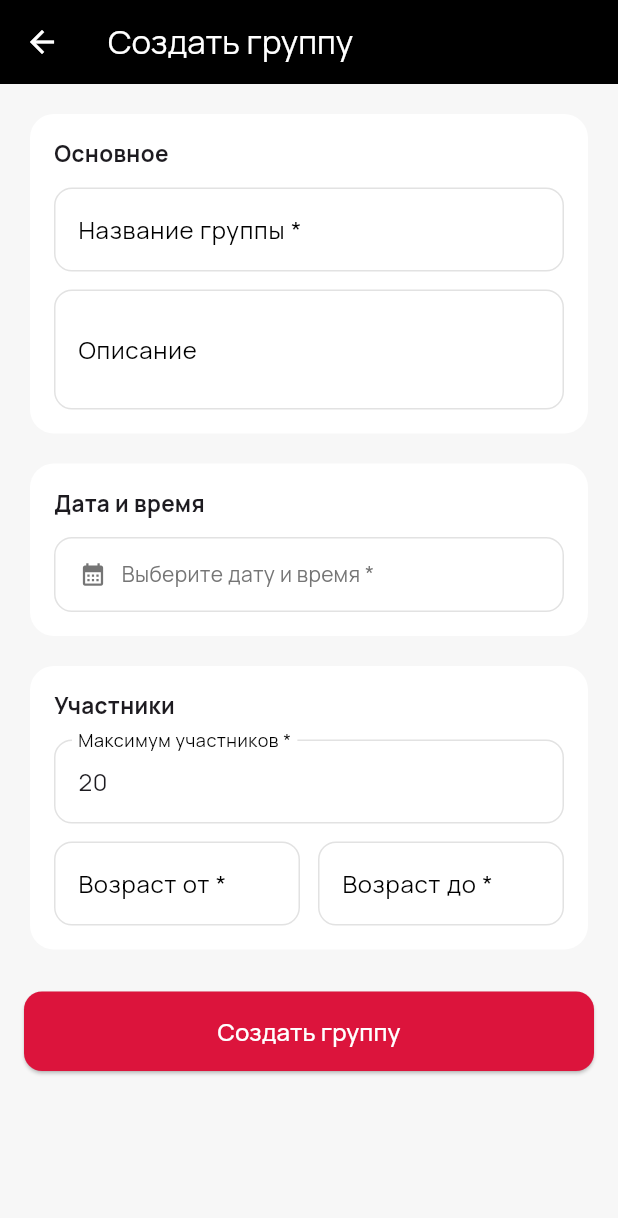
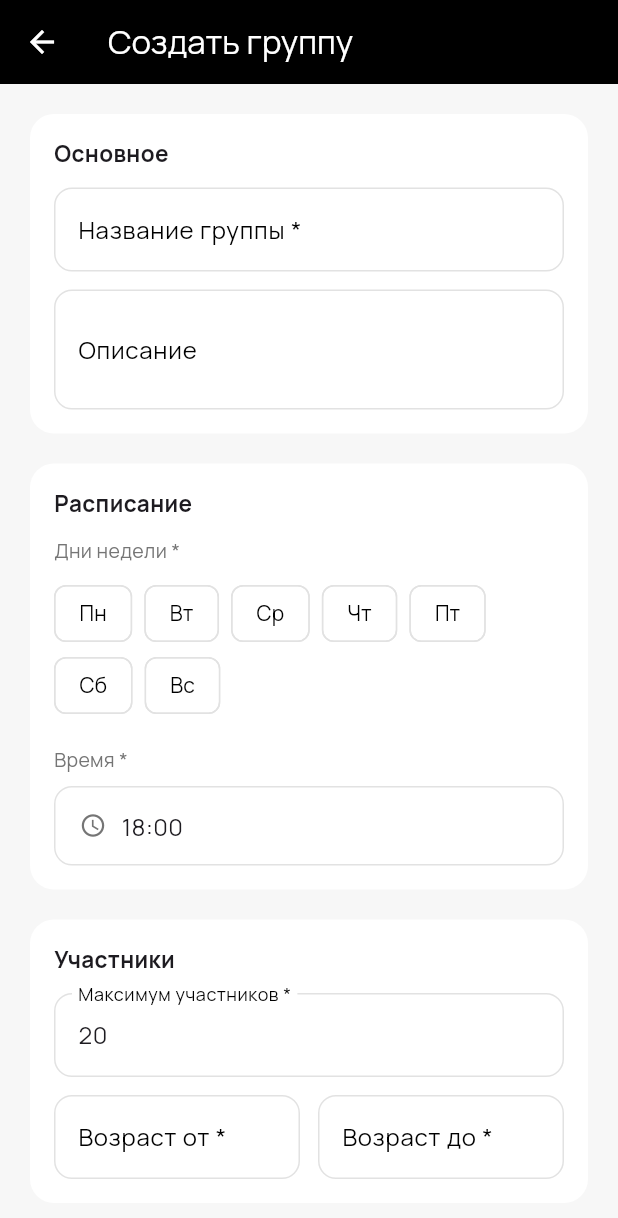
Before and after one commit to nurlan2209/spanspan, a Flutter app: the CreateGroupScreen screen opened directly, on a phone screen of 412 x 824 dp. Shown: the top 1218 px of the screen. Run offline on Flutter 3.47's test engine with Material 3 defaults, Android fonts, the phone set to English and light mode, and no system bars; our stand-ins replace file_picker, google_fonts, image_picker, shared_preferences; accounts and stored records are empty.

Commit message:
feat: replace one-time date with weekly recurring schedule for groups
Trainer now picks days of week (Mon/Wed/Fri etc.) and a time instead
of a single datetime. Schedule is stored as schedule_days (int[]) +
schedule_time (HH:MM) and displayed as "Пн, Ср, Пт • 18:00".

Co-Authored-By: Claude Sonnet 4.6 <noreply@anthropic.com>

```diff
--- a/ortus_app/lib/models/group_model.dart
+++ b/ortus_app/lib/models/group_model.dart
@@ -4,7 +4,8 @@ class GroupModel {
   final String description;
   final String trainerId;
   final String? trainerName;
-  final DateTime scheduledAt;
+  final List<int> scheduleDays;
+  final String scheduleTime;
   final int maxParticipants;
   final int ageMin;
   final int ageMax;
@@ -18,7 +19,8 @@ class GroupModel {
     required this.description,
     required this.trainerId,
     this.trainerName,
-    required this.scheduledAt,
+    required this.scheduleDays,
+    required this.scheduleTime,
     required this.maxParticipants,
     required this.ageMin,
     required this.ageMax,
@@ -34,7 +36,10 @@ class GroupModel {
       description: json['description']?.toString() ?? '',
       trainerId: json['trainerId']?.toString() ?? '',
       trainerName: json['trainerName']?.toString(),
-      scheduledAt: DateTime.tryParse(json['scheduledAt']?.toString() ?? '') ?? DateTime.now(),
+      scheduleDays: (json['scheduleDays'] as List<dynamic>? ?? [])
+          .map((e) => (e as num).toInt())
+          .toList(),
+      scheduleTime: json['scheduleTime']?.toString() ?? '',
       maxParticipants: json['maxParticipants'] as int? ?? 20,
       ageMin: json['ageMin'] as int? ?? 0,
       ageMax: json['ageMax'] as int? ?? 99,
@@ -49,4 +54,14 @@ class GroupModel {
   bool get isRecruiting => status == 'recruiting';
   bool get isConfirmed => status == 'confirmed';
   bool get isCancelled => status == 'cancelled';
+
+  // 1=Пн ... 7=Вс
+  static const _dayNames = ['Пн', 'Вт', 'Ср', 'Чт', 'Пт', 'Сб', 'Вс'];
+
+  String get scheduleLabel {
+    final days = (scheduleDays.toList()..sort())
+        .map((d) => _dayNames[(d - 1).clamp(0, 6)])
+        .join(', ');
+    return '$days • $scheduleTime';
+  }
 }
--- a/ortus_app/lib/providers/group_provider.dart
+++ b/ortus_app/lib/providers/group_provider.dart
@@ -85,7 +85,8 @@ class GroupProvider extends ChangeNotifier {
           description: _trainerGroups[i].description,
           trainerId: _trainerGroups[i].trainerId,
           trainerName: _trainerGroups[i].trainerName,
-          scheduledAt: _trainerGroups[i].scheduledAt,
+          scheduleDays: _trainerGroups[i].scheduleDays,
+          scheduleTime: _trainerGroups[i].scheduleTime,
           maxParticipants: _trainerGroups[i].maxParticipants,
           ageMin: _trainerGroups[i].ageMin,
           ageMax: _trainerGroups[i].ageMax,
@@ -113,7 +114,8 @@ class GroupProvider extends ChangeNotifier {
           description: _trainerGroups[i].description,
           trainerId: _trainerGroups[i].trainerId,
           trainerName: _trainerGroups[i].trainerName,
-          scheduledAt: _trainerGroups[i].scheduledAt,
+          scheduleDays: _trainerGroups[i].scheduleDays,
+          scheduleTime: _trainerGroups[i].scheduleTime,
           maxParticipants: _trainerGroups[i].maxParticipants,
           ageMin: _trainerGroups[i].ageMin,
           ageMax: _trainerGroups[i].ageMax,
--- a/ortus_app/lib/screens/client/group_detail_screen.dart
+++ b/ortus_app/lib/screens/client/group_detail_screen.dart
@@ -1,5 +1,4 @@
 import 'package:flutter/material.dart';
-import 'package:intl/intl.dart';
 import 'package:provider/provider.dart';
 import '../../models/group_model.dart';
 import '../../providers/group_provider.dart';
@@ -25,11 +24,7 @@ class GroupDetailScreen extends StatelessWidget {
                   children: [
                     _InfoRow(Icons.person, 'Тренер', group.trainerName ?? 'Не указан'),
                     const Divider(),
-                    _InfoRow(
-                      Icons.calendar_today,
-                      'Дата',
-                      DateFormat('dd MMMM yyyy, HH:mm', 'ru').format(group.scheduledAt.toLocal()),
-                    ),
+                    _InfoRow(Icons.calendar_today, 'Расписание', group.scheduleLabel),
                     const Divider(),
                     _InfoRow(Icons.cake, 'Возраст', '${group.ageMin}–${group.ageMax} лет'),
                     const Divider(),
--- a/ortus_app/lib/screens/client/groups_list_screen.dart
+++ b/ortus_app/lib/screens/client/groups_list_screen.dart
@@ -1,5 +1,4 @@
 import 'package:flutter/material.dart';
-import 'package:intl/intl.dart';
 import 'package:provider/provider.dart';
 import '../../models/group_model.dart';
 import '../../providers/group_provider.dart';
@@ -118,7 +117,7 @@ class _GroupCard extends StatelessWidget {
                   const Icon(Icons.calendar_today, size: 14, color: AppColors.grey),
                   const SizedBox(width: 4),
                   Text(
-                    DateFormat('dd.MM.yyyy, HH:mm').format(group.scheduledAt.toLocal()),
+                    group.scheduleLabel,
                     style: const TextStyle(color: AppColors.grey, fontSize: 13),
                   ),
                 ],
--- a/ortus_app/lib/screens/client/my_enrollments_screen.dart
+++ b/ortus_app/lib/screens/client/my_enrollments_screen.dart
@@ -1,5 +1,4 @@
 import 'package:flutter/material.dart';
-import 'package:intl/intl.dart';
 import 'package:provider/provider.dart';
 import '../../models/group_model.dart';
 import '../../providers/group_provider.dart';
@@ -137,7 +136,7 @@ class _EnrollmentCard extends StatelessWidget {
                   const Icon(Icons.calendar_today, size: 14, color: AppColors.grey),
                   const SizedBox(width: 4),
                   Text(
-                    DateFormat('dd.MM.yyyy, HH:mm').format(group.scheduledAt.toLocal()),
+                    group.scheduleLabel,
                     style: const TextStyle(color: AppColors.grey, fontSize: 13),
                   ),
                 ],
--- a/ortus_app/lib/screens/trainer/create_group_screen.dart
+++ b/ortus_app/lib/screens/trainer/create_group_screen.dart
@@ -1,6 +1,5 @@
 import 'package:flutter/material.dart';
 import 'package:flutter/services.dart';
-import 'package:intl/intl.dart';
 import 'package:provider/provider.dart';
 import '../../providers/group_provider.dart';
 import '../../utils/constants.dart';
@@ -19,33 +18,28 @@ class _CreateGroupScreenState extends State<CreateGroupScreen> {
   final _maxController = TextEditingController(text: '20');
   final _ageMinController = TextEditingController();
   final _ageMaxController = TextEditingController();
-  DateTime? _scheduledAt;
+
+  final _dayLabels = ['Пн', 'Вт', 'Ср', 'Чт', 'Пт', 'Сб', 'Вс'];
+  final Set<int> _selectedDays = {};
+  TimeOfDay _scheduleTime = const TimeOfDay(hour: 18, minute: 0);
   bool _loading = false;
 
-  Future<void> _pickDateTime() async {
-    final date = await showDatePicker(
+  Future<void> _pickTime() async {
+    final picked = await showTimePicker(
       context: context,
-      initialDate: DateTime.now().add(const Duration(days: 1)),
-      firstDate: DateTime.now(),
-      lastDate: DateTime.now().add(const Duration(days: 365)),
-      helpText: 'Дата тренировки',
+      initialTime: _scheduleTime,
     );
-    if (date == null || !mounted) return;
-    final time = await showTimePicker(
-      context: context,
-      initialTime: const TimeOfDay(hour: 10, minute: 0),
-    );
-    if (time == null) return;
-    setState(() {
-      _scheduledAt = DateTime(date.year, date.month, date.day, time.hour, time.minute);
-    });
+    if (picked != null) setState(() => _scheduleTime = picked);
   }
+
+  String get _timeLabel =>
+      '${_scheduleTime.hour.toString().padLeft(2, '0')}:${_scheduleTime.minute.toString().padLeft(2, '0')}';
 
   Future<void> _submit() async {
     if (!_formKey.currentState!.validate()) return;
-    if (_scheduledAt == null) {
+    if (_selectedDays.isEmpty) {
       ScaffoldMessenger.of(context).showSnackBar(
-        const SnackBar(content: Text('Выберите дату и время'), backgroundColor: Colors.red),
+        const SnackBar(content: Text('Выберите хотя бы один день'), backgroundColor: Colors.red),
       );
       return;
     }
@@ -53,7 +47,8 @@ class _CreateGroupScreenState extends State<CreateGroupScreen> {
     final err = await context.read<GroupProvider>().createGroup({
       'title': _titleController.text.trim(),
       'description': _descController.text.trim(),
-      'scheduledAt': _scheduledAt!.toUtc().toIso8601String(),
+      'scheduleDays': _selectedDays.toList()..sort(),
+      'scheduleTime': _timeLabel,
       'maxParticipants': int.parse(_maxController.text),
       'ageMin': int.parse(_ageMinController.text),
       'ageMax': int.parse(_ageMaxController.text),
@@ -109,12 +104,39 @@ class _CreateGroupScreenState extends State<CreateGroupScreen> {
                   child: Column(
                     crossAxisAlignment: CrossAxisAlignment.start,
                     children: [
-                      const Text('Дата и время', style: TextStyle(fontWeight: FontWeight.bold, fontSize: 15)),
+                      const Text('Расписание', style: TextStyle(fontWeight: FontWeight.bold, fontSize: 15)),
                       const SizedBox(height: 12),
+                      const Text('Дни недели *', style: TextStyle(color: AppColors.grey, fontSize: 13)),
+                      const SizedBox(height: 8),
+                      Wrap(
+                        spacing: 8,
+                        children: List.generate(7, (i) {
+                          final day = i + 1;
+                          final selected = _selectedDays.contains(day);
+                          return FilterChip(
+                            label: Text(_dayLabels[i]),
+                            selected: selected,
+                            onSelected: (v) => setState(() {
+                              v ? _selectedDays.add(day) : _selectedDays.remove(day);
+                            }),
+                            selectedColor: AppColors.primary.withOpacity(0.15),
+                            checkmarkColor: AppColors.primary,
+                            labelStyle: TextStyle(
+                              color: selected ? AppColors.primary : AppColors.black,
+                              fontWeight: selected ? FontWeight.w600 : FontWeight.normal,
+                            ),
+                            side: BorderSide(
+                              color: selected ? AppColors.primary : AppColors.border,
+                            ),
+                          );
+                        }),
+                      ),
+                      const SizedBox(height: 16),
+                      const Text('Время *', style: TextStyle(color: AppColors.grey, fontSize: 13)),
+                      const SizedBox(height: 8),
                       GestureDetector(
-                        onTap: _pickDateTime,
+                        onTap: _pickTime,
                         child: Container(
-                          width: double.infinity,
                           padding: const EdgeInsets.symmetric(horizontal: 16, vertical: 14),
                           decoration: BoxDecoration(
                             border: Border.all(color: AppColors.border),
@@ -123,16 +145,9 @@ class _CreateGroupScreenState extends State<CreateGroupScreen> {
                           ),
                           child: Row(
                             children: [
-                              const Icon(Icons.calendar_month, color: AppColors.grey, size: 18),
+                              const Icon(Icons.access_time, color: AppColors.grey, size: 18),
                               const SizedBox(width: 10),
-                              Text(
-                                _scheduledAt == null
-                                    ? 'Выберите дату и время *'
-                                    : DateFormat('dd.MM.yyyy, HH:mm').format(_scheduledAt!),
-                                style: TextStyle(
-                                  color: _scheduledAt == null ? AppColors.grey : AppColors.black,
-                                ),
-                              ),
+                              Text(_timeLabel, style: const TextStyle(fontSize: 16)),
                             ],
                           ),
                         ),
@@ -170,11 +185,7 @@ class _CreateGroupScreenState extends State<CreateGroupScreen> {
                               decoration: const InputDecoration(labelText: 'Возраст от *'),
                               keyboardType: TextInputType.number,
                               inputFormatters: [FilteringTextInputFormatter.digitsOnly],
-                              validator: (v) {
-                                final n = int.tryParse(v ?? '');
-                                if (n == null) return 'Введите возраст';
-                                return null;
-                              },
+                              validator: (v) => int.tryParse(v ?? '') == null ? 'Введите возраст' : null,
                             ),
                           ),
                           const SizedBox(width: 12),
@@ -207,7 +218,8 @@ class _CreateGroupScreenState extends State<CreateGroupScreen> {
                     : ElevatedButton(
                         onPressed: _submit,
                         style: ElevatedButton.styleFrom(padding: const EdgeInsets.symmetric(vertical: 15)),
-                        child: const Text('Создать группу', style: TextStyle(color: AppColors.white, fontSize: 16)),
+                        child: const Text('Создать группу',
+                            style: TextStyle(color: AppColors.white, fontSize: 16)),
                       ),
               ),
             ],
--- a/ortus_app/lib/screens/trainer/trainer_groups_screen.dart
+++ b/ortus_app/lib/screens/trainer/trainer_groups_screen.dart
@@ -1,5 +1,4 @@
 import 'package:flutter/material.dart';
-import 'package:intl/intl.dart';
 import 'package:provider/provider.dart';
 import '../../models/group_model.dart';
 import '../../providers/group_provider.dart';
@@ -123,7 +122,7 @@ class _GroupCard extends StatelessWidget {
                 const Icon(Icons.calendar_today, size: 14, color: AppColors.grey),
                 const SizedBox(width: 4),
                 Text(
-                  DateFormat('dd.MM.yyyy, HH:mm').format(group.scheduledAt.toLocal()),
+                  group.scheduleLabel,
                   style: const TextStyle(color: AppColors.grey, fontSize: 13),
                 ),
               ],
```
Also changed, not shown: 3 other files.
